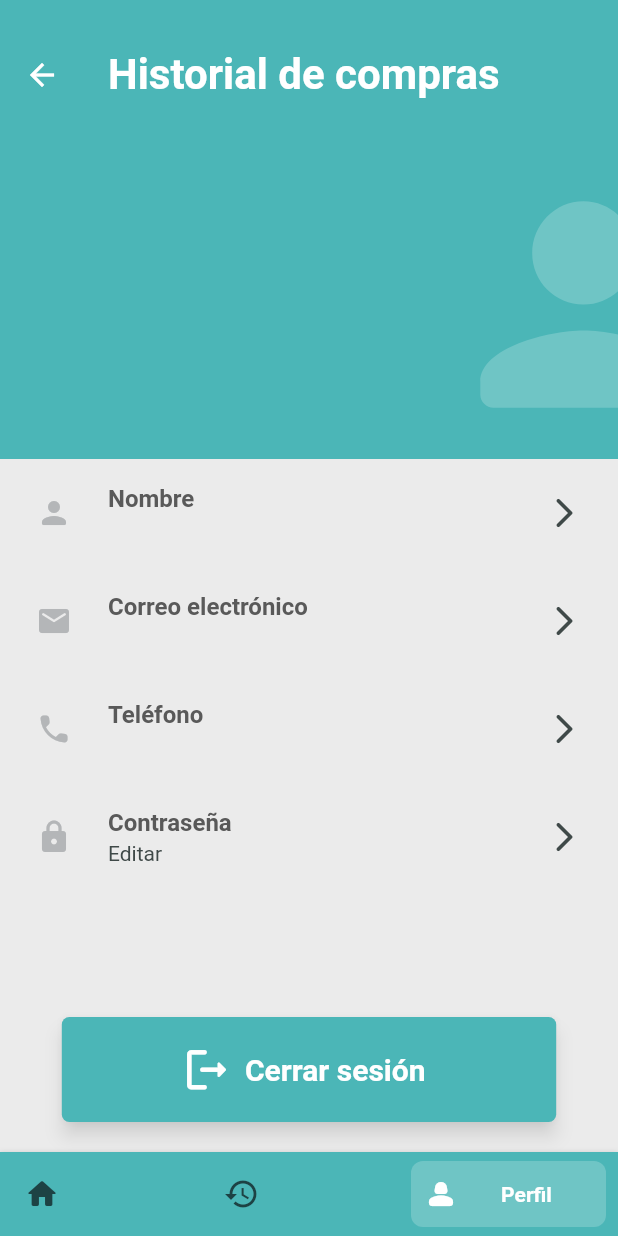
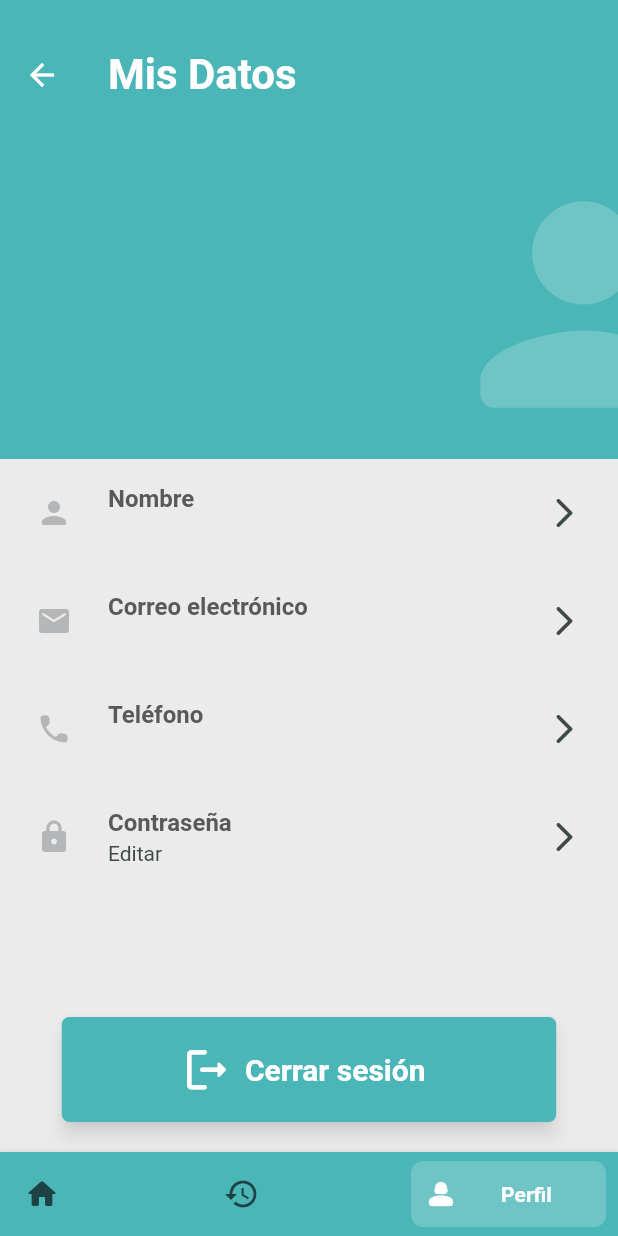
Before and after one commit to HIKKOS/global-eats-flutter, a Flutter app: the MainView screen opened by its route, swiped to page 3, on a phone screen of 412 x 824 dp. Run offline on Flutter 3.47's test engine with Material 2 defaults, Android fonts, the phone set to English and light mode, and no system bars; drawn by our look-alikes of bottom_navy_bar; our stand-ins replace carousel_slider, flutter_secure_storage, flutter_svg, logger, shared_preferences, sqflite; accounts and stored records are empty; network calls fail.

Commit message:
minor changes

```diff
--- a/lib/views/main_view.dart
+++ b/lib/views/main_view.dart
@@ -88,8 +88,8 @@ AppBar _buildAppBar(int index) {
   ];
   Map<int, String> titles = {
     0: 'Inicio',
-    2: 'Historial de compras',
-    1: 'Mis Datos',
+    1: 'Historial de compras',
+    2: 'Mis Datos',
     /* 3: 'Videos',
     4: 'Perfil' */
   };
@@ -115,7 +115,10 @@ AppBar _buildAppBar(int index) {
 }
 
 List<BottomNavyBarItem> _bottomItems = [
-  _buildBottomNavyBarItem('Inicio', Icons.home_rounded),
+  _buildBottomNavyBarItem(
+    'Inicio',
+    Icons.home_rounded,
+  ),
   //_buildBottomNavyBarItem('Compras', Icons.shopping_bag_rounded),
   _buildBottomNavyBarItem(
     'Historial',
```
Also changed, not shown: lib/views/history_view.dart (+8 -7 lines), lib/views/shopping_cart_view.dart (+2 -5 lines).
